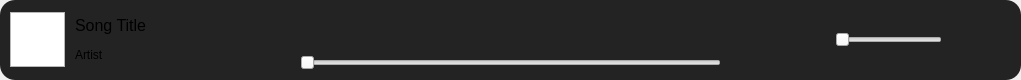
Above: src/frontend/controls.ui from MilanJzo/eda-mp3 before the change. Below: the same form after it.
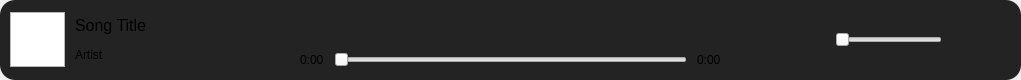
That is the form after the change. Icons and pictures are not drawn.

```diff
--- a/src/frontend/controls.ui
+++ b/src/frontend/controls.ui
@@ -235,6 +235,15 @@
          </widget>
         </item>
         <item>
+         <layout class="QHBoxLayout" name="progressLayout">
+          <item>
+           <widget class="QLabel" name="currentTime">
+            <property name="text">
+             <string>0:00</string>
+            </property>
+           </widget>
+          </item>
+          <item>
          <widget class="QSlider" name="progress">
           <property name="styleSheet">
            <string notr="true"/>
@@ -243,6 +252,15 @@
            <enum>Qt::Orientation::Horizontal</enum>
           </property>
          </widget>
+          </item>
+          <item>
+           <widget class="QLabel" name="totalTime">
+            <property name="text">
+             <string>0:00</string>
+            </property>
+           </widget>
+          </item>
+         </layout>
         </item>
        </layout>
       </item>
```
Lines whose indentation alone changed are shown as unchanged.
